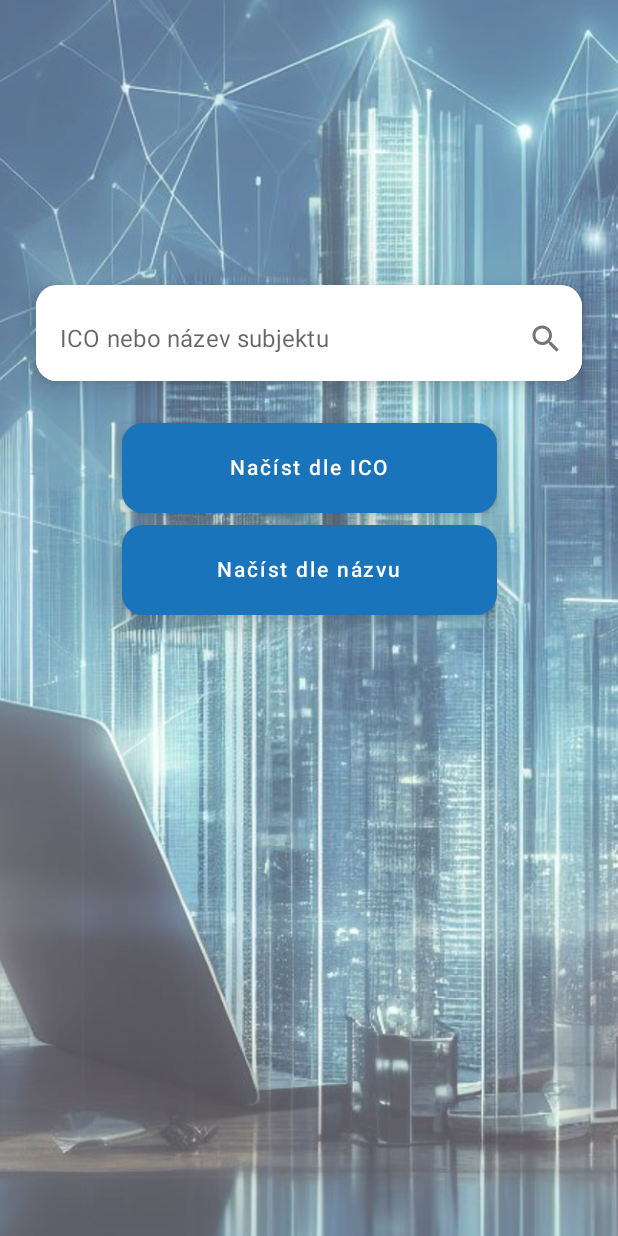
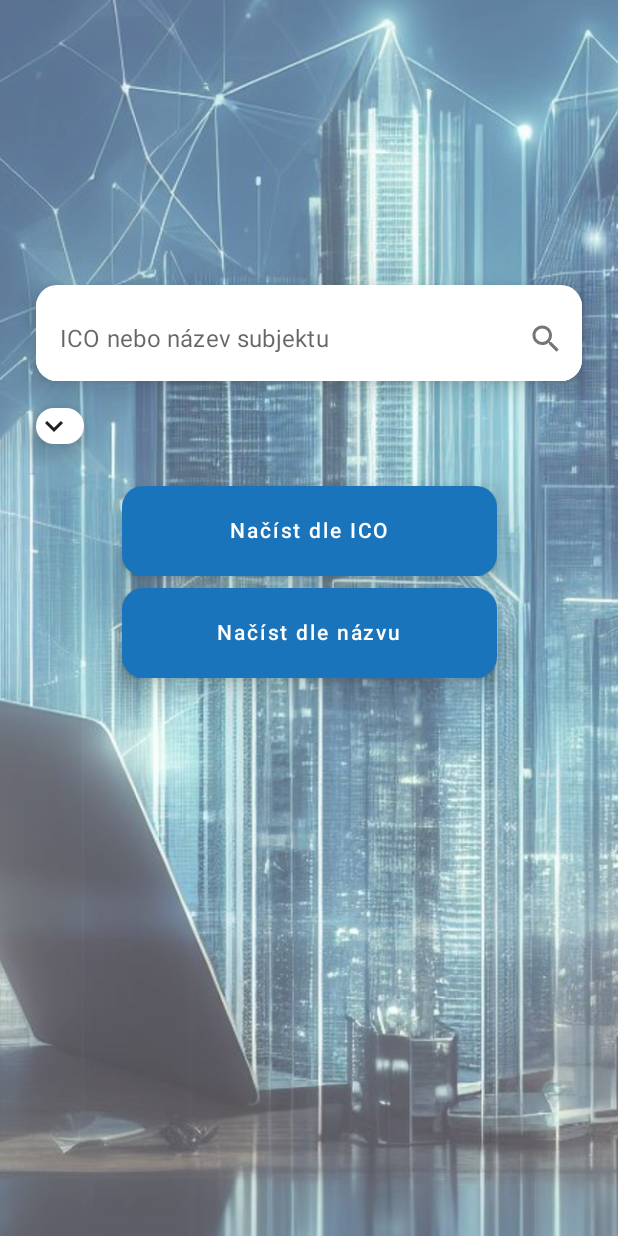
Before and after one commit to machy179/ObchodniRejstrikComposeJetpack, an Android app built with Jetpack Compose: the screen it shows after launch (MainActivity), on a phone screen of 412 x 824 dp. Run offline under Robolectric (Android 15) with nearby library versions, the phone set to English and light mode, and no system bars; libraries missing offline, so code that uses them is left out: com.github.kittinunf.fuel.

Commit message:
Přidán další input pro vyhledávání - adresa subjektu

```diff
--- a/app/src/main/java/com/machy1979/obchodnirejstrik/ObchodniRejstrik.kt
+++ b/app/src/main/java/com/machy1979/obchodnirejstrik/ObchodniRejstrik.kt
@@ -221,7 +221,7 @@ fun ObchodniRejstrikApp2(
                         navController.navigate(ObchodniRejstrik.VypisIco.name)
                     },
                     hledejDleNazvuButton = {
-                        viewModel.loadDataNazev(it) //it dostane z UvodniObrazovka hledejDleNazvuButton - bude to to, co je napsané ve vyhldedávacím poli
+                        viewModel.loadDataNazev(it.first, it.second) //it dostane z UvodniObrazovka hledejDleNazvuButton - bude to to, co je napsané ve vyhldedávacím poli
                         navController.navigate(ObchodniRejstrik.VypisFiremSeznam.name)
                     }
                 )
--- a/app/src/main/java/com/machy1979/obchodnirejstrik/screens/UvodniObrazovka.kt
+++ b/app/src/main/java/com/machy1979/obchodnirejstrik/screens/UvodniObrazovka.kt
@@ -1,6 +1,7 @@
 package com.machy1979.obchodnirejstrik.screens
 
 import android.content.res.Configuration
+import androidx.compose.foundation.clickable
 
 import androidx.compose.foundation.layout.*
 import androidx.compose.foundation.shape.RoundedCornerShape
@@ -12,6 +13,7 @@ import androidx.compose.ui.graphics.Color
 import androidx.compose.ui.platform.LocalConfiguration
 import androidx.compose.ui.res.painterResource
 import androidx.compose.ui.text.input.TextFieldValue
+import androidx.compose.ui.text.style.TextAlign
 import androidx.compose.ui.tooling.preview.Preview
 import androidx.compose.ui.unit.dp
 import com.machy1979.obchodnirejstrik.screens.components.CustomButton
@@ -22,14 +24,17 @@ import com.machy1979.obchodnirejstrik.viewmodel.ObchodniRejstrikViewModel
 fun UvodniObrazovka(
     viewModel: ObchodniRejstrikViewModel,
     hledejDleIcoButton: (String) -> Unit = {},
-    hledejDleNazvuButton: (String) -> Unit = {},
+    hledejDleNazvuButton: (Pair<String, String>) -> Unit = {},
     modifier: Modifier = Modifier
 ){
     val dotaz = remember { mutableStateOf(TextFieldValue()) }
+    val dotazMesto = remember { mutableStateOf(TextFieldValue()) }
 
 
     Column (
-        modifier = modifier.padding(VelikostPaddingHlavnihoOkna).fillMaxWidth(),
+        modifier = modifier
+            .padding(VelikostPaddingHlavnihoOkna)
+            .fillMaxWidth(),
         horizontalAlignment = Alignment.CenterHorizontally,
         verticalArrangement = Arrangement.spacedBy(8.dp)
     ){
@@ -38,9 +43,9 @@ fun UvodniObrazovka(
         val isLandscape = LocalConfiguration.current.orientation == Configuration.ORIENTATION_LANDSCAPE
 
         val paddingModifier = if (isLandscape) {
-            Modifier.padding(horizontal = 20.dp, vertical = 20.dp)
+            Modifier.padding(start = 20.dp, end = 20.dp, top = 20.dp, bottom = 10.dp)
         } else {
-            Modifier.padding(start = 20.dp, end = 20.dp, top = 100.dp, bottom = 20.dp)
+            Modifier.padding(start = 20.dp, end = 20.dp, top = 100.dp, bottom = 10.dp)
         }
         Card(
             elevation = VelikostElevation,
@@ -64,6 +69,7 @@ fun UvodniObrazovka(
                         contentDescription = "Search"
                     )
                 },
+
                 colors = TextFieldDefaults.textFieldColors(
                     textColor = Color.Black,
                     disabledTextColor = Color.Transparent,
@@ -75,6 +81,72 @@ fun UvodniObrazovka(
             )
         }
 
+
+
+            var expanded by remember { mutableStateOf (false) }
+
+        Column(
+            modifier = Modifier.align(Alignment.Start) // Zarovnává kartu doleva
+        ) {
+            Card(
+                elevation = VelikostElevation,
+                modifier = Modifier
+                    .padding(start = 20.dp, end = 20.dp, top = 0.dp, bottom = 20.dp)
+                    .then(if (expanded) Modifier.fillMaxWidth() else Modifier)
+                    .padding(PaddingVButtonu)
+                    .clickable {
+                        expanded = !expanded
+                    },
+                shape = RoundedCornerShape(VelikostZakulaceniRohuButtonTextField ),
+            ) {
+                Column(
+                ) {
+                    if (!expanded) {
+                        Icon(
+                            painter = painterResource(id = com.machy1979.obchodnirejstrik.R.drawable.expandabled_icon),
+                            contentDescription = "Expand",
+                            modifier = Modifier
+                                .clickable { expanded = !expanded }
+                                .padding(end = 8.dp) // Umožňuje umístit ikonu odstupcem od textového pole
+                        )
+/*                        Text(modifier = Modifier
+                            .padding(VelikostPaddingCardNepovinneHodnoty),
+                            text = "  +  ",
+                            color = Color.Gray // Sets text color to gray
+                        )*/
+                    }
+
+                    if (expanded) {
+                        Icon(
+                            painter = painterResource(id = com.machy1979.obchodnirejstrik.R.drawable.collapsed_icon),
+                            contentDescription = "Collaps",
+                            modifier = Modifier
+                                .clickable { expanded = !expanded }
+                                .padding(end = 8.dp) // Umožňuje umístit ikonu odstupcem od textového pole
+                        )
+                        OutlinedTextField(
+                            value = dotazMesto.value,
+                            onValueChange = {
+                                dotazMesto.value = it
+                                            },
+                            label = { Text("Sídlo subjektu - nepovinné") },
+                            modifier = Modifier
+                                .padding(PaddingVButtonu)
+                                .fillMaxWidth(),
+                            colors = TextFieldDefaults.textFieldColors(
+                                textColor = Color.Black,
+                                disabledTextColor = Color.Transparent,
+                                backgroundColor = Color.White,
+                                focusedIndicatorColor = Color.Transparent,
+                                unfocusedIndicatorColor = Color.Transparent,
+                                disabledIndicatorColor = Color.Transparent
+                            )
+                        )
+                    }
+                }
+            }
+        }
+
         CustomButton("Načíst dle ICO", false, true,
             onClick = {
                 hledejDleIcoButton(dotaz.value.text)
@@ -84,7 +156,7 @@ fun UvodniObrazovka(
         CustomButton("Načíst dle názvu", false,true,
             onClick = {
                 viewModel.vynulujCompanysData()
-                hledejDleNazvuButton(dotaz.value.text)
+                hledejDleNazvuButton(Pair(dotaz.value.text, dotazMesto.value.text))
             }
         )
 
--- a/app/src/main/java/com/machy1979/obchodnirejstrik/ui/theme/Dimens.kt
+++ b/app/src/main/java/com/machy1979/obchodnirejstrik/ui/theme/Dimens.kt
@@ -14,6 +14,7 @@ val VelikostZakulaceniRohuButtonTextField = 14.dp
 val VelikostElevation = 10.dp
 
 val VelikostPaddingHlavnihoOkna = 4.dp
+val VelikostPaddingCardNepovinneHodnoty = 5.dp
 
 //card
 val VelikostPaddingCardHorizontal = 8.dp
--- /dev/null
+++ b/app/src/main/res/drawable/collapsed_icon.xml
@@ -0,0 +1,5 @@
+<vector android:autoMirrored="true" android:height="24dp"
+    android:tint="#000000" android:viewportHeight="24"
+    android:viewportWidth="24" android:width="24dp" xmlns:android="http://schemas.android.com/apk/res/android">
+    <path android:fillColor="@android:color/white" android:pathData="M12,8l-6,6 1.41,1.41L12,10.83l4.59,4.58L18,14z"/>
+</vector>
--- /dev/null
+++ b/app/src/main/res/drawable/expandabled_icon.xml
@@ -0,0 +1,5 @@
+<vector android:autoMirrored="true" android:height="24dp"
+    android:tint="#000000" android:viewportHeight="24"
+    android:viewportWidth="24" android:width="24dp" xmlns:android="http://schemas.android.com/apk/res/android">
+    <path android:fillColor="@android:color/white" android:pathData="M16.59,8.59L12,13.17 7.41,8.59 6,10l6,6 6,-6z"/>
+</vector>
```
Also changed, not shown: app/src/main/java/com/machy1979/obchodnirejstrik/viewmodel/ObchodniRejstrikViewModel.kt (+9 -5 lines).
